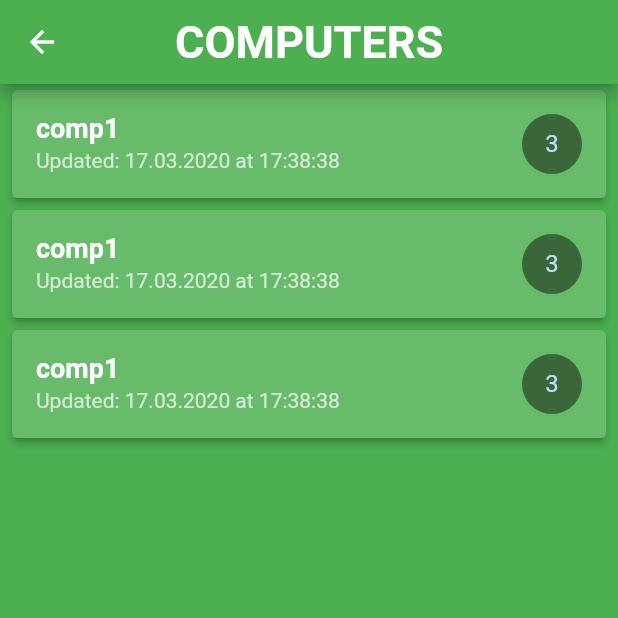
After one commit to d3c6e1/softwareviewer, a Flutter app: the HomePage screen opened directly, on a phone screen of 412 x 824 dp, the top half of it. The commit adds this screen. Run offline on Flutter 3.47's test engine with Material 2 defaults, Android fonts, the phone set to English and light mode, and no system bars; our stand-ins replace firebase_auth; missing offline and left inert: firebase_auth_web, firebase_core_web; accounts and stored records are empty.

Commit message:
home page interface

```diff
--- /dev/null
+++ b/lib/interface/home.dart
@@ -0,0 +1,91 @@
+import 'package:flutter/cupertino.dart';
+import 'package:flutter/material.dart';
+import 'package:softwareviewer/logic/Computer.dart';
+
+class HomePage extends StatefulWidget{
+  @override
+  State<StatefulWidget> createState() => HomePageState();
+
+}
+
+class HomePageState extends State<HomePage> {
+  @override
+  Widget build(BuildContext context) {
+    return Container(
+      child: Scaffold(
+        backgroundColor: Theme.of(context).primaryColor,
+        appBar: AppBar(
+          title: Text(
+            'COMPUTERS',
+            style: TextStyle(
+                fontWeight: FontWeight.bold,
+                fontSize: 30
+            ),
+          ),
+          centerTitle: true,
+          ),
+        body: ComputersList(),
+        ),
+    );
+  }
+}
+
+class ComputersList extends StatefulWidget{
+  @override
+  State<StatefulWidget> createState() => ComputersListState();
+}
+
+class ComputersListState extends State<ComputersList>{
+
+  final computers = <Computer>[
+    Computer(name: 'comp1', updateDate: DateTime.fromMillisecondsSinceEpoch(1584466718*1000), software: {'soft1':'ver1','soft2':'ver2','soft3':'ver3', }),
+    Computer(name: 'comp1', updateDate: DateTime.fromMillisecondsSinceEpoch(1584466718*1000), software: {'soft1':'ver1','soft2':'ver2','soft3':'ver3', }),
+    Computer(name: 'comp1', updateDate: DateTime.fromMillisecondsSinceEpoch(1584466718*1000), software: {'soft1':'ver1','soft2':'ver2','soft3':'ver3', }),
+  ];
+
+  @override
+  Widget build(BuildContext context) {
+    return Container(
+      child: Container(
+        child: ListView.builder(
+          itemCount: computers.length,
+            itemBuilder: (context, index){
+              return Card(
+                elevation: 2.0,
+                margin: EdgeInsets.symmetric(horizontal: 8, vertical: 4),
+                child: Container(
+                  decoration: BoxDecoration(
+                    color: Color.fromRGBO(76, 175, 80, 0.85),
+                  ),
+                  child: ListTile(
+                    title: Text(
+                      computers.elementAt(index).name,
+                      style: TextStyle(
+                          color: Theme.of(context).textTheme.headline6.color,
+                          fontWeight: FontWeight.bold,
+                          fontSize: 18
+                      ),
+                    ),
+                    subtitle: Text(
+                      computers.elementAt(index).updateDateF,
+                      style: TextStyle(
+                          color: Colors.white70,
+                      ),
+                    ),
+                    trailing: CircleAvatar(
+                      child: Text(computers.elementAt(index).software.length.toString()),
+                      backgroundColor: Colors.black45,
+                    ),
+                    onTap: (){
+
+                    },
+                  ),
+                ),
+              );
+            },
+        ),
+      ),
+    );
+  }
+
+}
--- a/lib/logic/Computer.dart
+++ b/lib/logic/Computer.dart
@@ -6,13 +6,10 @@
   final Map<String, String> software;
   static DateFormat dateFormatTemplate = DateFormat("'Updated: 'dd.MM.yyyy 'at' HH:mm:ss");
 
-  Computer(this.name, this.updateDate, this.software);
+  Computer({this.name, this.updateDate, this.software});
 
   String get updateDateF => dateFormatTemplate.format(updateDate);
 
 
 
-
-
-
 }
--- a/lib/main.dart
+++ b/lib/main.dart
@@ -1,5 +1,5 @@
 import 'package:flutter/material.dart';
-import 'package:softwareviewer/interface/AuthorizationPage.dart';
+import 'package:softwareviewer/interface/landing.dart';
 
 void main() => runApp(SoftwareViewer());
 
@@ -12,7 +12,7 @@
         primaryColor: Colors.green,
         textTheme: TextTheme(headline6: TextStyle(color: Colors.white))
       ),
-      home: AuthorizationPage(),
+      home: LandingPage(),
     );
   }
 }
--- a/pubspec.yaml
+++ b/pubspec.yaml
@@ -27,6 +27,9 @@
   googleapis_auth: ^0.2.11+1
 #  gsheets: ^0.2.0+1
   intl: ^0.16.1
+  provider: ^4.0.4
+  bot_toast: ^2.3.0
+  firebase_auth: ^0.15.5+2
 
 dev_dependencies:
   flutter_test:
```
Also changed, not shown: lib/generated_plugin_registrant.dart (added, +17 -0 lines), lib/interface/HomePage.dart (deleted, +0 -10 lines), lib/interface/auth.dart (renamed from lib/interface/AuthorizationPage.dart, +6 -4 lines), lib/interface/landing.dart (added, +13 -0 lines), lib/services/auth.dart (added, +11 -0 lines), 6 other files.
